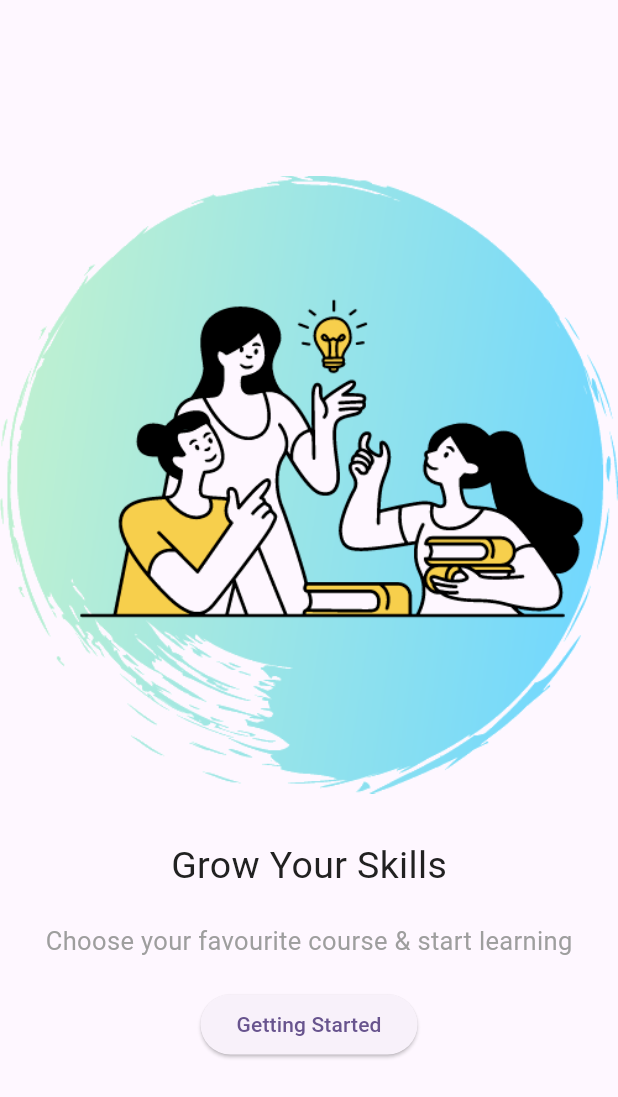
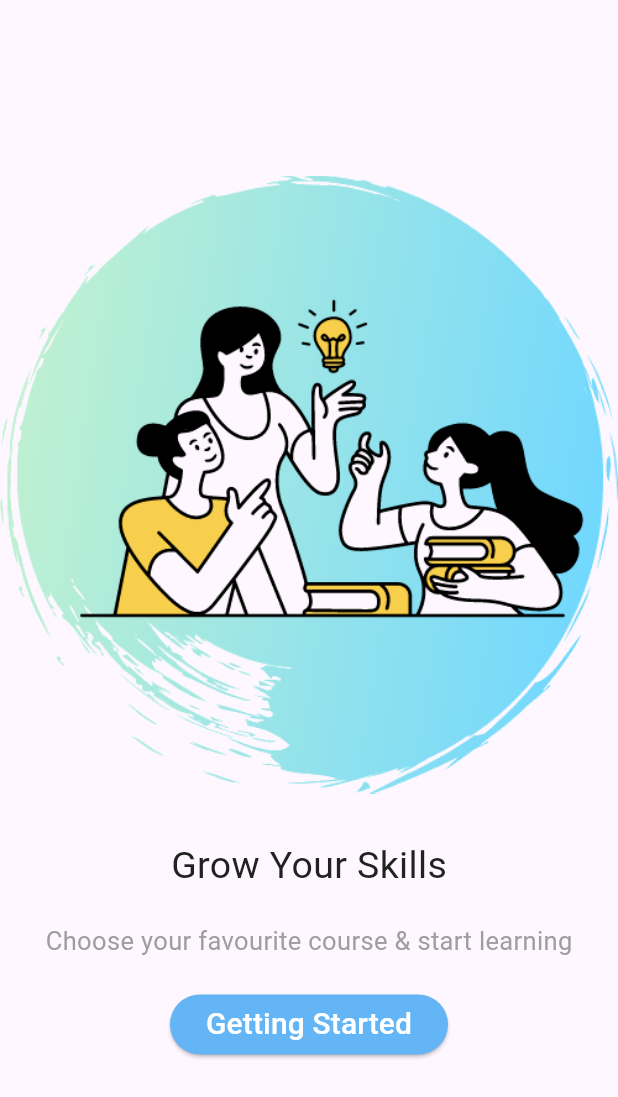
Before and after one commit to adogbeji/FlutterElearningAppPrototype, a Flutter app: the screen it shows after launch, on a phone screen of 412 x 824 dp. Shown: the top 1097 px of the screen. Run offline on Flutter 3.47's test engine with Material 3 defaults, Android fonts, the phone set to English and light mode, and no system bars.

Commit message:
Add more styling for intro screen & add starting code for course home screen

```diff
--- a/lib/views/intro/intro_screen.dart
+++ b/lib/views/intro/intro_screen.dart
@@ -37,7 +37,13 @@ class IntroScreen extends StatelessWidget {
           ),
           ElevatedButton(
             onPressed: () {},
-            child: const Text('Getting Started'),
+            style: ElevatedButton.styleFrom(
+              backgroundColor: Colors.blue.shade300,
+              foregroundColor: Colors.white,
+            ),
+            child: const Text('Getting Started', style: TextStyle(
+              fontSize: 20,
+            ),),
           ),
         ],
       ),
```
Also changed, not shown: lib/views/home/course_home_screen.dart (added, +14 -0 lines).
